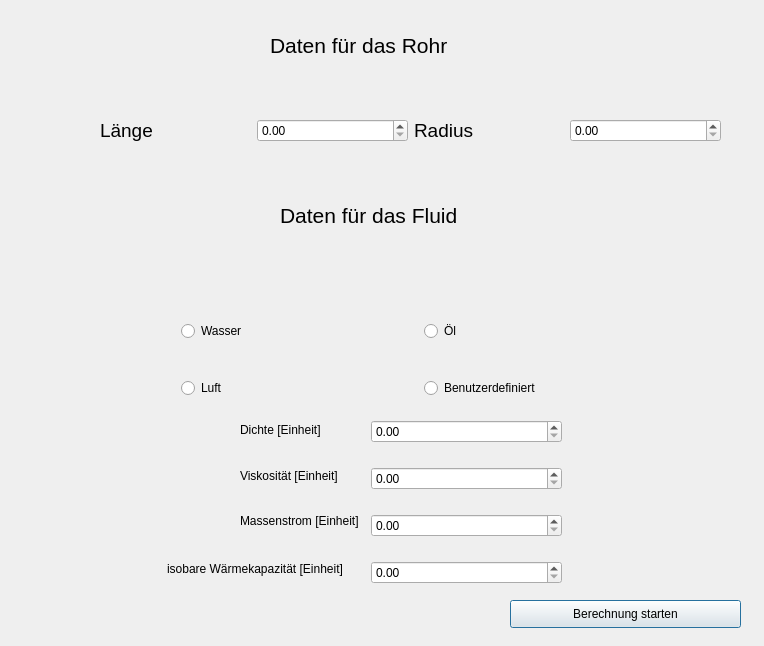
Above: src/dateneingabe.ui from maxiimilian/btube before the change. Below: the same form after it.
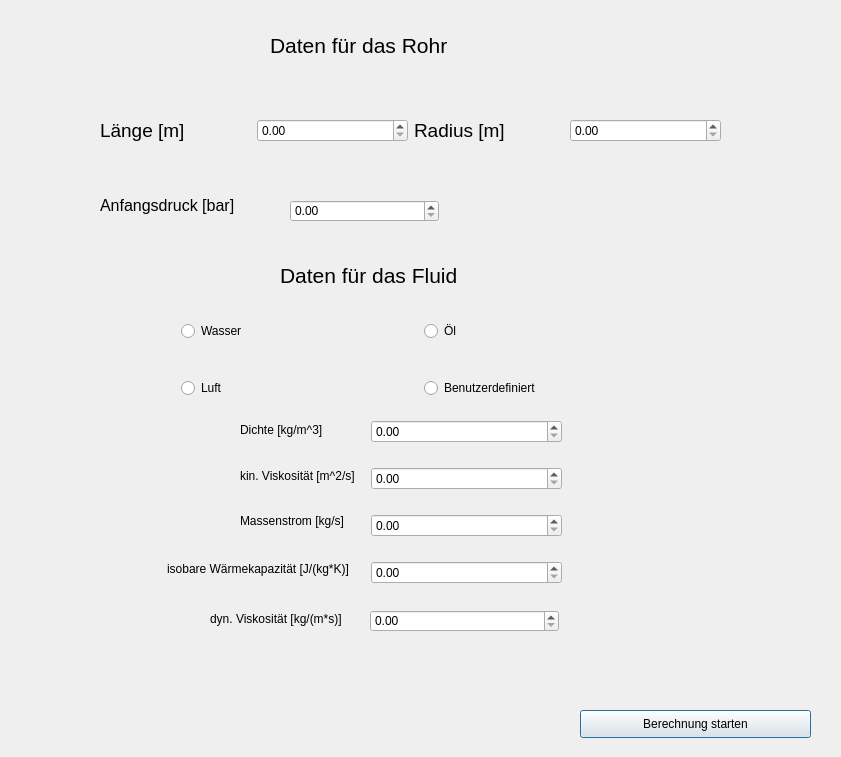
That is the form after the change.

Commit message:
Änderungen an der GUI
Einheiten in der GUI hinzugefügt + Druckeingabe durch den Benutzer möglich + EIngabe für dyn. und kin. Viskosität

```diff
--- a/src/dateneingabe.ui
+++ b/src/dateneingabe.ui
@@ -6,8 +6,8 @@
    <rect>
     <x>0</x>
     <y>0</y>
-    <width>764</width>
-    <height>646</height>
+    <width>841</width>
+    <height>757</height>
    </rect>
   </property>
   <property name="windowTitle">
@@ -30,7 +30,7 @@
    <property name="geometry">
     <rect>
      <x>280</x>
-     <y>190</y>
+     <y>250</y>
      <width>231</width>
      <height>51</height>
     </rect>
@@ -110,7 +110,7 @@
     <item>
      <widget class="QLabel" name="label_2">
       <property name="text">
-       <string>&lt;html&gt;&lt;head/&gt;&lt;body&gt;&lt;p&gt;&lt;span style=&quot; font-size:14pt;&quot;&gt;Länge&lt;/span&gt;&lt;/p&gt;&lt;/body&gt;&lt;/html&gt;</string>
+       <string>&lt;html&gt;&lt;head/&gt;&lt;body&gt;&lt;p&gt;&lt;span style=&quot; font-size:14pt;&quot;&gt;Länge [m]&lt;/span&gt;&lt;/p&gt;&lt;/body&gt;&lt;/html&gt;</string>
       </property>
      </widget>
     </item>
@@ -124,7 +124,7 @@
     <item>
      <widget class="QLabel" name="label_3">
       <property name="text">
-       <string>&lt;html&gt;&lt;head/&gt;&lt;body&gt;&lt;p&gt;&lt;span style=&quot; font-size:14pt;&quot;&gt;Radius&lt;/span&gt;&lt;/p&gt;&lt;/body&gt;&lt;/html&gt;</string>
+       <string>&lt;html&gt;&lt;head/&gt;&lt;body&gt;&lt;p&gt;&lt;span style=&quot; font-size:14pt;&quot;&gt;Radius [m]&lt;/span&gt;&lt;/p&gt;&lt;/body&gt;&lt;/html&gt;</string>
       </property>
      </widget>
     </item>
@@ -140,8 +140,8 @@
   <widget class="QPushButton" name="pushButton">
    <property name="geometry">
     <rect>
-     <x>510</x>
-     <y>600</y>
+     <x>580</x>
+     <y>710</y>
      <width>231</width>
      <height>28</height>
     </rect>
@@ -155,7 +155,7 @@
     <rect>
      <x>240</x>
      <y>410</y>
-     <width>130</width>
+     <width>132</width>
      <height>131</height>
     </rect>
    </property>
@@ -163,21 +163,21 @@
     <item>
      <widget class="QLabel" name="label_5">
       <property name="text">
-       <string>Dichte [Einheit]</string>
+       <string>Dichte [kg/m^3]</string>
       </property>
      </widget>
     </item>
     <item>
      <widget class="QLabel" name="label_6">
       <property name="text">
-       <string>Viskosität [Einheit]</string>
+       <string>kin. Viskosität [m^2/s]</string>
       </property>
      </widget>
     </item>
     <item>
      <widget class="QLabel" name="label_7">
       <property name="text">
-       <string>Massenstrom [Einheit]</string>
+       <string>Massenstrom [kg/s]</string>
       </property>
      </widget>
     </item>
@@ -193,7 +193,7 @@
     </rect>
    </property>
    <property name="text">
-    <string>isobare Wärmekapazität [Einheit]</string>
+    <string>isobare Wärmekapazität [J/(kg*K)]</string>
    </property>
   </widget>
   <widget class="QWidget" name="layoutWidget">
@@ -224,6 +224,55 @@
     </item>
    </layout>
   </widget>
+  <widget class="QLabel" name="label_9">
+   <property name="geometry">
+    <rect>
+     <x>210</x>
+     <y>600</y>
+     <width>151</width>
+     <height>38</height>
+    </rect>
+   </property>
+   <property name="text">
+    <string>dyn. Viskosität [kg/(m*s)]</string>
+   </property>
+  </widget>
+  <widget class="QDoubleSpinBox" name="my">
+   <property name="geometry">
+    <rect>
+     <x>370</x>
+     <y>610</y>
+     <width>189</width>
+     <height>22</height>
+    </rect>
+   </property>
+  </widget>
+  <widget class="QLabel" name="label_10">
+   <property name="geometry">
+    <rect>
+     <x>100</x>
+     <y>180</y>
+     <width>181</width>
+     <height>51</height>
+    </rect>
+   </property>
+   <property name="text">
+    <string>&lt;html&gt;&lt;head/&gt;&lt;body&gt;&lt;p&gt;&lt;span style=&quot; font-size:12pt;&quot;&gt;Anfangsdruck [bar]&lt;/span&gt;&lt;/p&gt;&lt;/body&gt;&lt;/html&gt;</string>
+   </property>
+  </widget>
+  <widget class="QDoubleSpinBox" name="druckein">
+   <property name="geometry">
+    <rect>
+     <x>290</x>
+     <y>200</y>
+     <width>149</width>
+     <height>22</height>
+    </rect>
+   </property>
+   <property name="maximum">
+    <double>1000.000000000000000</double>
+   </property>
+  </widget>
  </widget>
  <resources/>
  <connections>
```
Left out of the diff: 64 changed lines with no effect on the pictures. The commit also changes 2 other files.
